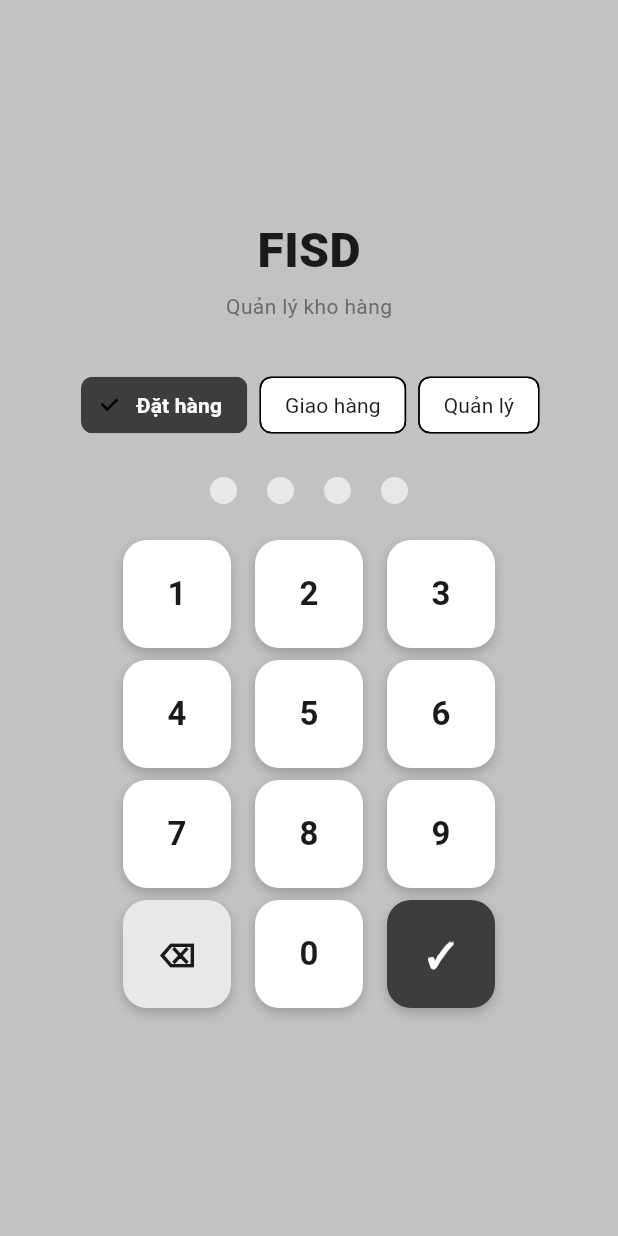
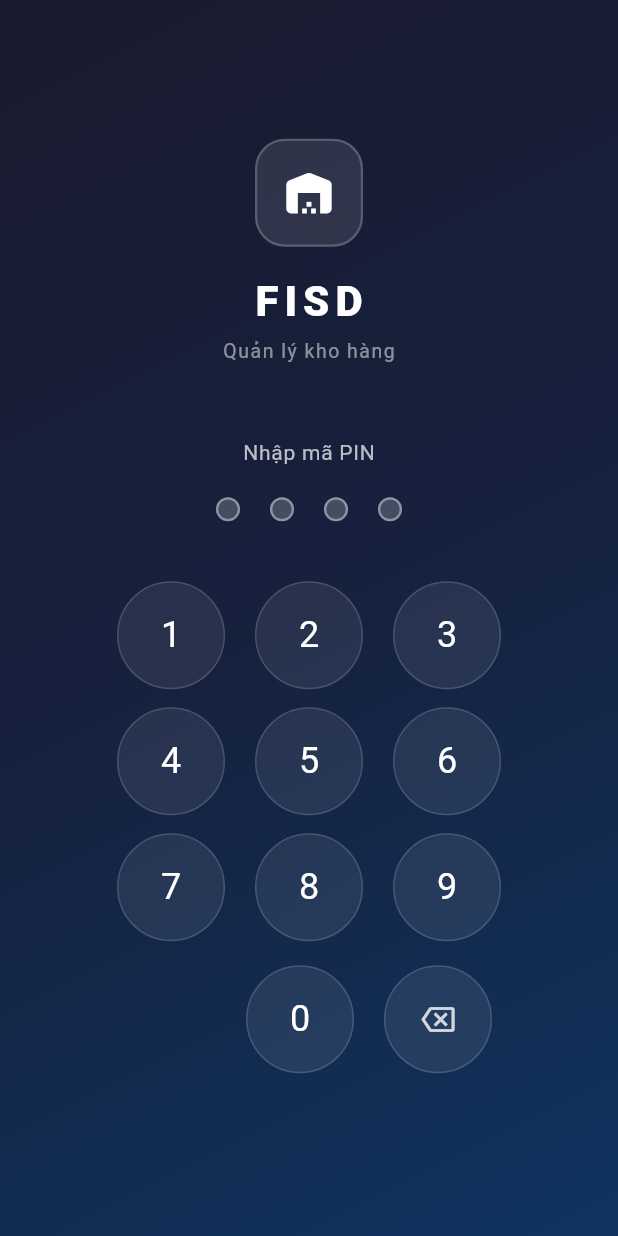
Before and after one commit to Dannyplusplus12/FISD-R, a Flutter app: the screen it shows after launch, on a phone screen of 412 x 824 dp. Run offline on Flutter 3.47's test engine with Material 3 defaults, Android fonts, the phone set to English and light mode, and no system bars; our stand-ins replace dio, flutter_riverpod, shared_preferences.

Commit message:
fix: point Flutter at correct backend, remove role from PIN login, new login UI
- api_client.dart: backend-production-5efd → backend-production-0935 (new project)
- PIN login no longer requires requested_role — backend returns role from DB
- Login page fully redesigned: dark gradient, no role chips, shake on wrong PIN,
  animated dot indicators, press-feedback keypad buttons

Co-Authored-By: Claude Sonnet 4.6 <noreply@anthropic.com>

```diff
--- a/frontend/lib/core/api/api_client.dart
+++ b/frontend/lib/core/api/api_client.dart
@@ -3,7 +3,7 @@ import 'package:flutter_riverpod/flutter_riverpod.dart';
 
 // ── Backend URL ───────────────────────────────────────────────────────────────
 // Change this one constant to point the whole app at a different server.
-const String kBackendUrl = 'https://backend-production-5efd.up.railway.app';
+const String kBackendUrl = 'https://backend-production-0935.up.railway.app';
 
 // ── Dio instance provider ─────────────────────────────────────────────────────
 //
--- a/frontend/lib/features/auth/auth_provider.dart
+++ b/frontend/lib/features/auth/auth_provider.dart
@@ -26,13 +26,13 @@ class AuthNotifier extends StateNotifier<AsyncValue<void>> {
 
   // Sends the PIN to the backend.  On success, saves the session.
   // On failure, sets state to AsyncError so the UI can show the message.
-  Future<bool> loginWithPin({required String pin, required String role}) async {
+  Future<bool> loginWithPin({required String pin}) async {
     state = const AsyncValue.loading();
     try {
       final dio = _ref.read(apiClientProvider);
       final response = await dio.post(
         ApiEndpoints.pinLogin,
-        data: {'pin': pin, 'requested_role': role},
+        data: {'pin': pin},
       );
       final data = response.data as Map<String, dynamic>;
       await _ref.read(sessionProvider.notifier).login(
--- a/frontend/lib/features/auth/login_page.dart
+++ b/frontend/lib/features/auth/login_page.dart
@@ -1,16 +1,6 @@
 import 'package:flutter/material.dart';
 import 'package:flutter_riverpod/flutter_riverpod.dart';
-import '../../core/theme.dart';
 import 'auth_provider.dart';
-
-// ── Login Page ────────────────────────────────────────────────────────────────
-//
-// PIN-based login screen.  The user selects their role (orderer / picker /
-// manager) and types their 4-8 digit PIN using the on-screen keypad.
-//
-// The page is a ConsumerStatefulWidget because it owns text controllers and
-// the selected role state, while also watching the authProvider for loading
-// and error states.
 
 class LoginPage extends ConsumerStatefulWidget {
   const LoginPage({super.key});
@@ -19,108 +9,90 @@ class LoginPage extends ConsumerStatefulWidget {
   ConsumerState<LoginPage> createState() => _LoginPageState();
 }
 
-class _LoginPageState extends ConsumerState<LoginPage> {
+class _LoginPageState extends ConsumerState<LoginPage>
+    with SingleTickerProviderStateMixin {
   String _pin = '';
-  String _selectedRole = 'orderer';
+  late AnimationController _shakeController;
+  late Animation<double> _shakeAnimation;
 
-  static const _roles = [
-    {'value': 'orderer', 'label': 'Đặt hàng'},
-    {'value': 'picker', 'label': 'Giao hàng'},
-    {'value': 'manager', 'label': 'Quản lý'},
-  ];
-
-  void _onDigit(String digit) {
-    if (_pin.length < 4) {
-      final next = _pin + digit;
-      setState(() => _pin = next);
-      if (next.length == 4) _onLogin();
-    }
+  @override
+  void initState() {
+    super.initState();
+    _shakeController = AnimationController(
+      vsync: this,
+      duration: const Duration(milliseconds: 400),
+    );
+    _shakeAnimation = Tween<double>(begin: 0, end: 1).animate(
+      CurvedAnimation(parent: _shakeController, curve: Curves.elasticIn),
+    );
   }
 
-  // Remove the last digit
-  void _onBackspace() {
+  @override
+  void dispose() {
+    _shakeController.dispose();
+    super.dispose();
+  }
+
+  void _onDigit(String d) {
+    if (_pin.length >= 4) return;
+    final next = _pin + d;
+    setState(() => _pin = next);
+    if (next.length == 4) _submit();
+  }
+
+  void _onBack() {
     if (_pin.isNotEmpty) setState(() => _pin = _pin.substring(0, _pin.length - 1));
   }
 
-  Future<void> _onLogin() async {
-    if (_pin.length < 4) {
-      ScaffoldMessenger.of(context).showSnackBar(
-        const SnackBar(content: Text('PIN cần ít nhất 4 số')),
-      );
-      return;
-    }
-    final ok = await ref.read(authProvider.notifier).loginWithPin(
-          pin: _pin,
-          role: _selectedRole,
-        );
+  Future<void> _submit() async {
+    final ok = await ref.read(authProvider.notifier).loginWithPin(pin: _pin);
     if (!ok && mounted) {
-      // Error message comes from authProvider state
-      final errorMsg = ref.read(authProvider).error?.toString() ?? 'Lỗi đăng nhập';
-      ScaffoldMessenger.of(context).showSnackBar(
-        SnackBar(content: Text(errorMsg), backgroundColor: Colors.red),
-      );
-      setState(() => _pin = ''); // clear PIN on failure
+      _shakeController.forward(from: 0);
+      setState(() => _pin = '');
     }
   }
 
   @override
   Widget build(BuildContext context) {
-    final authState = ref.watch(authProvider);
-    final isLoading = authState.isLoading;
+    final isLoading = ref.watch(authProvider).isLoading;
+    final size = MediaQuery.of(context).size;
 
     return Scaffold(
-      backgroundColor: AppColors.background,
-      body: Center(
-        child: ConstrainedBox(
-          constraints: const BoxConstraints(maxWidth: 360),
-          child: Padding(
-            padding: const EdgeInsets.all(24),
-            child: Column(
-              mainAxisSize: MainAxisSize.min,
-              children: [
-                // Logo / title
-                const Text(
-                  'FISD',
-                  style: TextStyle(
-                    fontSize: 32,
-                    fontWeight: FontWeight.w800,
-                    color: AppColors.textPrimary,
+      body: Container(
+        width: double.infinity,
+        height: double.infinity,
+        decoration: const BoxDecoration(
+          gradient: LinearGradient(
+            begin: Alignment.topLeft,
+            end: Alignment.bottomRight,
+            colors: [Color(0xFF1A1A2E), Color(0xFF16213E), Color(0xFF0F3460)],
           ),
         ),
-                const SizedBox(height: 4),
-                const Text(
-                  'Quản lý kho hàng',
-                  style: TextStyle(color: AppColors.textSecondary, fontSize: 14),
+        child: SafeArea(
+          child: Center(
+            child: SingleChildScrollView(
+              padding: const EdgeInsets.symmetric(horizontal: 32),
+              child: ConstrainedBox(
+                constraints: BoxConstraints(maxWidth: 360, minHeight: size.height * 0.8),
+                child: Column(
+                  mainAxisAlignment: MainAxisAlignment.center,
+                  children: [
+                    _Logo(),
+                    const SizedBox(height: 48),
+                    _PinDisplay(pin: _pin, shakeAnimation: _shakeAnimation),
+                    const SizedBox(height: 40),
+                    if (isLoading)
+                      const SizedBox(
+                        height: 200,
+                        child: Center(
+                          child: CircularProgressIndicator(color: Colors.white54),
                         ),
-                const SizedBox(height: 32),
-
-                // Role selector
-                _RoleSelector(
-                  selected: _selectedRole,
-                  roles: _roles,
-                  onChanged: (v) => setState(() {
-                    _selectedRole = v;
-                    _pin = '';
-                  }),
+                      )
+                    else
+                      _Keypad(onDigit: _onDigit, onBack: _onBack),
+                  ],
                 ),
-                const SizedBox(height: 24),
-
-                // PIN dots display
-                _PinDots(pin: _pin),
-                const SizedBox(height: 24),
-
-                // Numeric keypad
-                _NumericKeypad(
-                  onDigit: _onDigit,
-                  onBackspace: _onBackspace,
-                  onConfirm: isLoading ? null : _onLogin,
               ),
-
-                if (isLoading) ...[
-                  const SizedBox(height: 16),
-                  const CircularProgressIndicator(),
-                ],
-              ],
             ),
           ),
         ),
@@ -129,81 +101,110 @@ class _LoginPageState extends ConsumerState<LoginPage> {
   }
 }
 
-// ── Role Selector ─────────────────────────────────────────────────────────────
-class _RoleSelector extends StatelessWidget {
-  final String selected;
-  final List<Map<String, String>> roles;
-  final ValueChanged<String> onChanged;
+// ── Logo ──────────────────────────────────────────────────────────────────────
 
-  const _RoleSelector({
-    required this.selected,
-    required this.roles,
-    required this.onChanged,
-  });
-
+class _Logo extends StatelessWidget {
   @override
   Widget build(BuildContext context) {
-    return Row(
-      mainAxisAlignment: MainAxisAlignment.center,
-      children: roles.map((r) {
-        final isSelected = r['value'] == selected;
-        return Padding(
-          padding: const EdgeInsets.symmetric(horizontal: 4),
-          child: ChoiceChip(
-            label: Text(r['label']!),
-            selected: isSelected,
-            onSelected: (_) => onChanged(r['value']!),
-            selectedColor: AppColors.navSelected,
-            labelStyle: TextStyle(
-              color: isSelected ? Colors.white : AppColors.textPrimary,
-              fontWeight: isSelected ? FontWeight.w600 : FontWeight.normal,
+    return Column(
+      children: [
+        Container(
+          width: 72,
+          height: 72,
+          decoration: BoxDecoration(
+            color: Colors.white.withOpacity(0.1),
+            borderRadius: BorderRadius.circular(20),
+            border: Border.all(color: Colors.white.withOpacity(0.2), width: 1.5),
+          ),
+          child: const Icon(Icons.warehouse_rounded, color: Colors.white, size: 36),
+        ),
+        const SizedBox(height: 16),
+        const Text(
+          'FISD',
+          style: TextStyle(
+            color: Colors.white,
+            fontSize: 28,
+            fontWeight: FontWeight.w800,
+            letterSpacing: 4,
           ),
         ),
-        );
-      }).toList(),
+        const SizedBox(height: 4),
+        Text(
+          'Quản lý kho hàng',
+          style: TextStyle(
+            color: Colors.white.withOpacity(0.5),
+            fontSize: 13,
+            letterSpacing: 1,
+          ),
+        ),
+      ],
     );
   }
 }
 
-// ── PIN Dots ──────────────────────────────────────────────────────────────────
-class _PinDots extends StatelessWidget {
+// ── PIN Display ───────────────────────────────────────────────────────────────
+
+class _PinDisplay extends StatelessWidget {
   final String pin;
+  final Animation<double> shakeAnimation;
 
-  const _PinDots({required this.pin});
+  const _PinDisplay({required this.pin, required this.shakeAnimation});
 
   @override
   Widget build(BuildContext context) {
-    return Row(
+    return Column(
+      children: [
+        Text(
+          'Nhập mã PIN',
+          style: TextStyle(
+            color: Colors.white.withOpacity(0.7),
+            fontSize: 14,
+            letterSpacing: 0.5,
+          ),
+        ),
+        const SizedBox(height: 20),
+        AnimatedBuilder(
+          animation: shakeAnimation,
+          builder: (_, child) {
+            final dx = shakeAnimation.value == 0
+                ? 0.0
+                : 8.0 * (0.5 - shakeAnimation.value).abs() * (shakeAnimation.value < 0.5 ? 1 : -1);
+            return Transform.translate(offset: Offset(dx * 4, 0), child: child);
+          },
+          child: Row(
             mainAxisAlignment: MainAxisAlignment.center,
             children: List.generate(4, (i) {
               final filled = i < pin.length;
-        return Padding(
-          padding: const EdgeInsets.symmetric(horizontal: 10),
-          child: Container(
-            width: 18,
-            height: 18,
+              return AnimatedContainer(
+                duration: const Duration(milliseconds: 150),
+                margin: const EdgeInsets.symmetric(horizontal: 10),
+                width: filled ? 20 : 16,
+                height: filled ? 20 : 16,
                 decoration: BoxDecoration(
                   shape: BoxShape.circle,
-              color: filled ? AppColors.navSelected : AppColors.navUnselected,
-            ),
+                  color: filled
+                      ? Colors.white
+                      : Colors.white.withOpacity(0.2),
+                  border: filled
+                      ? null
+                      : Border.all(color: Colors.white.withOpacity(0.4), width: 1.5),
                 ),
               );
             }),
+          ),
+        ),
+      ],
     );
   }
 }
 
-// ── Numeric Keypad ────────────────────────────────────────────────────────────
-class _NumericKeypad extends StatelessWidget {
+// ── Keypad ────────────────────────────────────────────────────────────────────
+
+class _Keypad extends StatelessWidget {
   final ValueChanged<String> onDigit;
-  final VoidCallback onBackspace;
-  final VoidCallback? onConfirm;
+  final VoidCallback onBack;
 
-  const _NumericKeypad({
-    required this.onDigit,
-    required this.onBackspace,
-    required this.onConfirm,
-  });
+  const _Keypad({required this.onDigit, required this.onBack});
 
   @override
   Widget build(BuildContext context) {
@@ -213,25 +214,18 @@ class _NumericKeypad extends StatelessWidget {
           ['1', '2', '3'],
           ['4', '5', '6'],
           ['7', '8', '9'],
-          ['⌫', '0', '✓'],
+          ['', '0', '⌫'],
         ])
           Padding(
-            padding: const EdgeInsets.only(bottom: 8),
+            padding: const EdgeInsets.only(bottom: 12),
             child: Row(
               mainAxisAlignment: MainAxisAlignment.center,
-              children: row.map((key) {
-                return Padding(
-                  padding: const EdgeInsets.symmetric(horizontal: 8),
-                  child: _KeyButton(
-                    label: key,
-                    onTap: () {
-                      if (key == '⌫') onBackspace();
-                      else if (key == '✓') onConfirm?.call();
-                      else onDigit(key);
-                    },
-                    isAction: key == '⌫' || key == '✓',
-                    isPrimary: key == '✓',
-                  ),
+              children: row.map((k) {
+                if (k.isEmpty) return const SizedBox(width: 80, height: 80);
+                return _Key(
+                  label: k,
+                  isBack: k == '⌫',
+                  onTap: () => k == '⌫' ? onBack() : onDigit(k),
                 );
               }).toList(),
             ),
@@ -241,45 +235,56 @@ class _NumericKeypad extends StatelessWidget {
   }
 }
 
-class _KeyButton extends StatelessWidget {
+class _Key extends StatefulWidget {
   final String label;
+  final bool isBack;
   final VoidCallback onTap;
-  final bool isAction;
-  final bool isPrimary;
 
-  const _KeyButton({
-    required this.label,
-    required this.onTap,
-    this.isAction = false,
-    this.isPrimary = false,
-  });
+  const _Key({required this.label, required this.onTap, this.isBack = false});
+
+  @override
+  State<_Key> createState() => _KeyState();
+}
+
+class _KeyState extends State<_Key> {
+  bool _pressed = false;
 
   @override
   Widget build(BuildContext context) {
-    return InkWell(
-      onTap: onTap,
-      borderRadius: BorderRadius.circular(16),
-      child: Container(
+    return GestureDetector(
+      onTapDown: (_) => setState(() => _pressed = true),
+      onTapUp: (_) {
+        setState(() => _pressed = false);
+        widget.onTap();
+      },
+      onTapCancel: () => setState(() => _pressed = false),
+      child: Padding(
+        padding: const EdgeInsets.symmetric(horizontal: 10),
+        child: AnimatedContainer(
+          duration: const Duration(milliseconds: 80),
           width: 72,
           height: 72,
           decoration: BoxDecoration(
-          color: isPrimary
-              ? AppColors.navSelected
-              : isAction
-                  ? AppColors.navUnselected
-                  : AppColors.surface,
-          borderRadius: BorderRadius.circular(16),
-          boxShadow: const [
-            BoxShadow(color: AppColors.cardShadow, blurRadius: 6, offset: Offset(0, 3)),
-          ],
+            shape: BoxShape.circle,
+            color: _pressed
+                ? Colors.white.withOpacity(0.25)
+                : Colors.white.withOpacity(0.08),
+            border: Border.all(
+              color: Colors.white.withOpacity(_pressed ? 0.5 : 0.15),
+              width: 1,
+            ),
           ),
           child: Center(
-          child: Text(
-            label,
-            style: TextStyle(
-              fontSize: 22,
-              fontWeight: FontWeight.w600,
-              color: isPrimary ? Colors.white : AppColors.textPrimary,
+            child: widget.isBack
+                ? Icon(Icons.backspace_outlined,
+                    color: Colors.white.withOpacity(0.8), size: 22)
+                : Text(
+                    widget.label,
+                    style: const TextStyle(
+                      color: Colors.white,
+                      fontSize: 24,
+                      fontWeight: FontWeight.w400,
+                    ),
                   ),
           ),
         ),
```
Also changed, not shown: 2 other files. Lines whose indentation alone changed are shown as unchanged.
